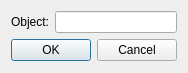
Qt form app/AstroCameraRemote/Sequencer_CreateNewDialog.ui (blackphil/AstroCameraRemote) before a commit.
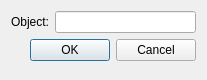
The same form after that commit.

```diff
--- a/app/AstroCameraRemote/Sequencer_CreateNewDialog.ui
+++ b/app/AstroCameraRemote/Sequencer_CreateNewDialog.ui
@@ -6,13 +6,16 @@
    <rect>
     <x>0</x>
     <y>0</y>
-    <width>174</width>
-    <height>73</height>
+    <width>207</width>
+    <height>80</height>
    </rect>
   </property>
   <property name="windowTitle">
    <string>Dialog</string>
   </property>
+  <property name="styleSheet">
+   <string notr="true">font: 10pt &quot;Ubuntu&quot;;</string>
+  </property>
   <layout class="QFormLayout" name="formLayout">
    <item row="0" column="0">
     <widget class="QLabel" name="label">
```
